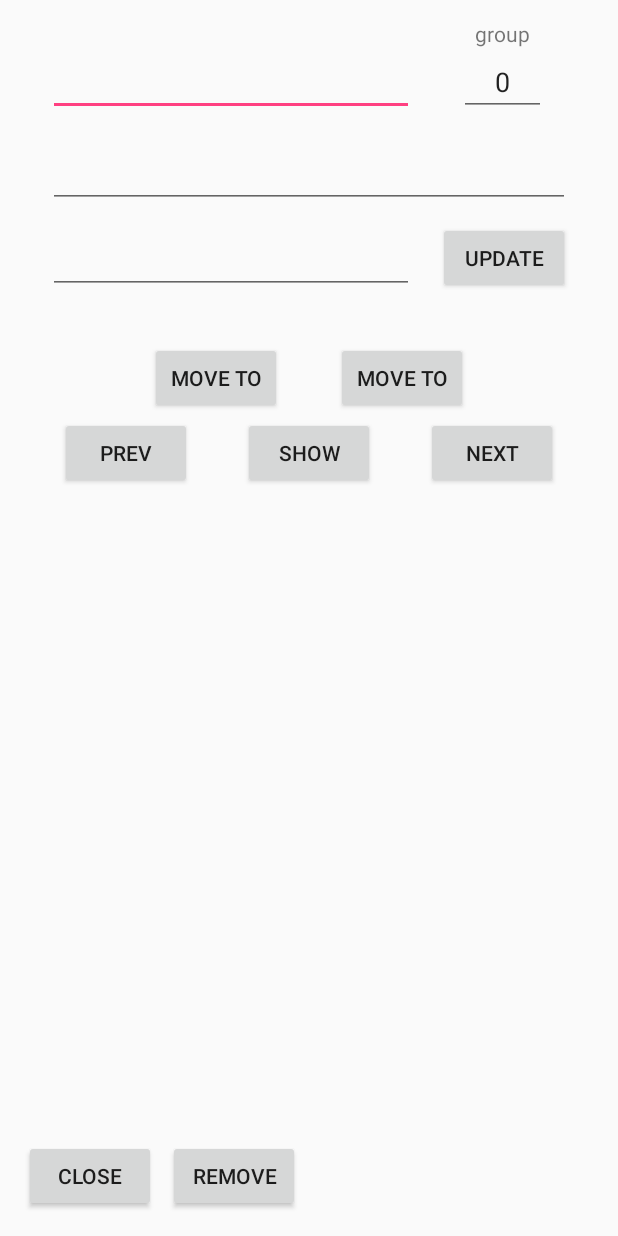
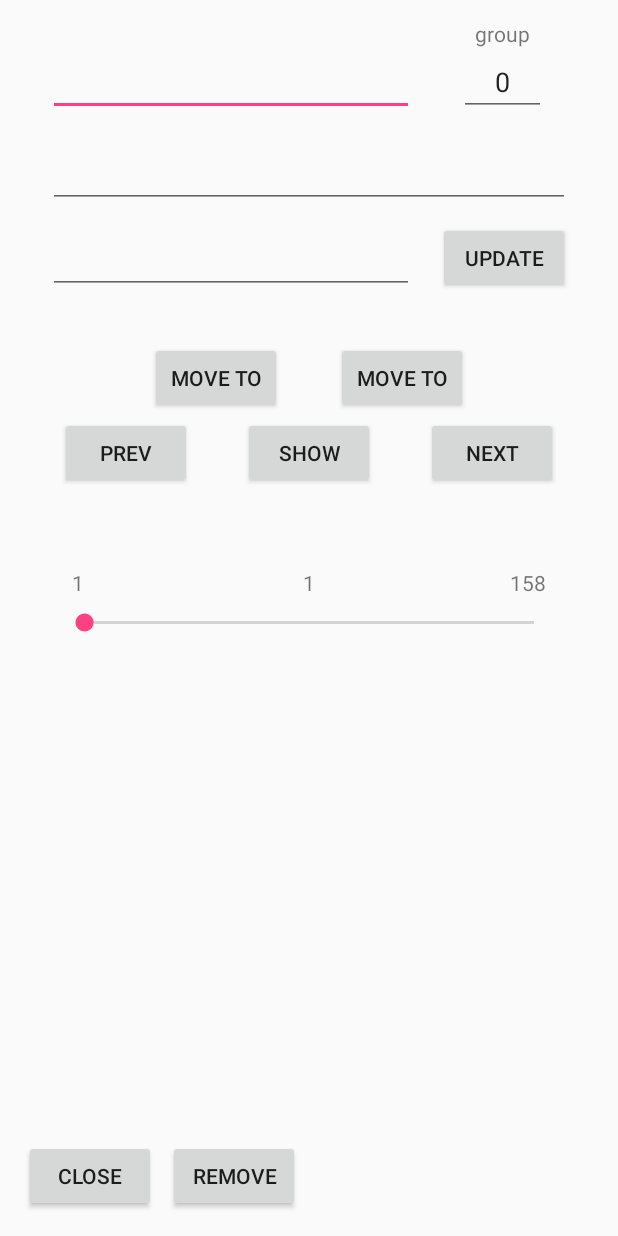
Before and after one commit to ander335/ForeignCards, an Android app: the layout activity_train.xml on its own in the app's theme, with its tools: preview values and no code run, on a phone screen of 412 x 824 dp. Run offline under Robolectric (Android 15) with nearby library versions, the phone set to English and light mode, and no system bars; network calls fail.

Commit message:
ActivityTrain: add position seek bar

```diff
--- a/app/src/main/res/layout/activity_train.xml
+++ b/app/src/main/res/layout/activity_train.xml
@@ -164,4 +164,52 @@
         app:layout_constraintTop_toTopOf="@+id/at_button_close"
         app:layout_constraintVertical_bias="1.0" />
 
+    <SeekBar
+        android:id="@+id/seek_bar_position"
+        android:layout_width="0dp"
+        android:layout_height="18dp"
+        android:layout_marginEnd="8dp"
+        android:layout_marginStart="8dp"
+        android:layout_marginTop="80dp"
+        app:layout_constraintEnd_toEndOf="@+id/text_transl"
+        app:layout_constraintHorizontal_bias="0.0"
+        app:layout_constraintStart_toStartOf="@+id/text_transl"
+        app:layout_constraintTop_toBottomOf="@+id/at_button_show" />
+
+    <TextView
+        android:id="@+id/text_num_min"
+        android:layout_width="wrap_content"
+        android:layout_height="wrap_content"
+        android:layout_marginBottom="8dp"
+        android:layout_marginStart="8dp"
+        android:text="1"
+        app:layout_constraintBottom_toBottomOf="@+id/text_num_curr"
+        app:layout_constraintStart_toStartOf="@+id/seek_bar_position"
+        app:layout_constraintTop_toTopOf="@+id/text_num_curr"
+        app:layout_constraintVertical_bias="0.0" />
+
+    <TextView
+        android:id="@+id/text_num_curr"
+        android:layout_width="wrap_content"
+        android:layout_height="wrap_content"
+        android:layout_marginBottom="8dp"
+        android:layout_marginEnd="8dp"
+        android:layout_marginStart="8dp"
+        android:text="1"
+        app:layout_constraintBottom_toTopOf="@+id/seek_bar_position"
+        app:layout_constraintEnd_toEndOf="@+id/seek_bar_position"
+        app:layout_constraintStart_toStartOf="@+id/seek_bar_position" />
+
+    <TextView
+        android:id="@+id/text_num_max"
+        android:layout_width="wrap_content"
+        android:layout_height="wrap_content"
+        android:layout_marginBottom="8dp"
+        android:layout_marginEnd="8dp"
+        android:text="158"
+        app:layout_constraintBottom_toBottomOf="@+id/text_num_curr"
+        app:layout_constraintEnd_toEndOf="@+id/seek_bar_position"
+        app:layout_constraintTop_toTopOf="@+id/text_num_curr"
+        app:layout_constraintVertical_bias="0.0" />
+
 </android.support.constraint.ConstraintLayout>
```
